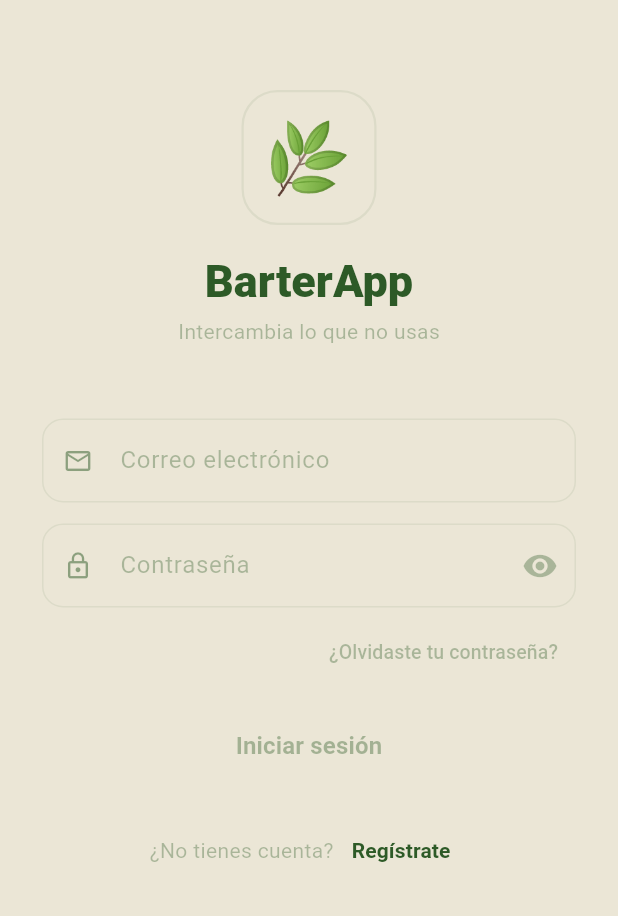
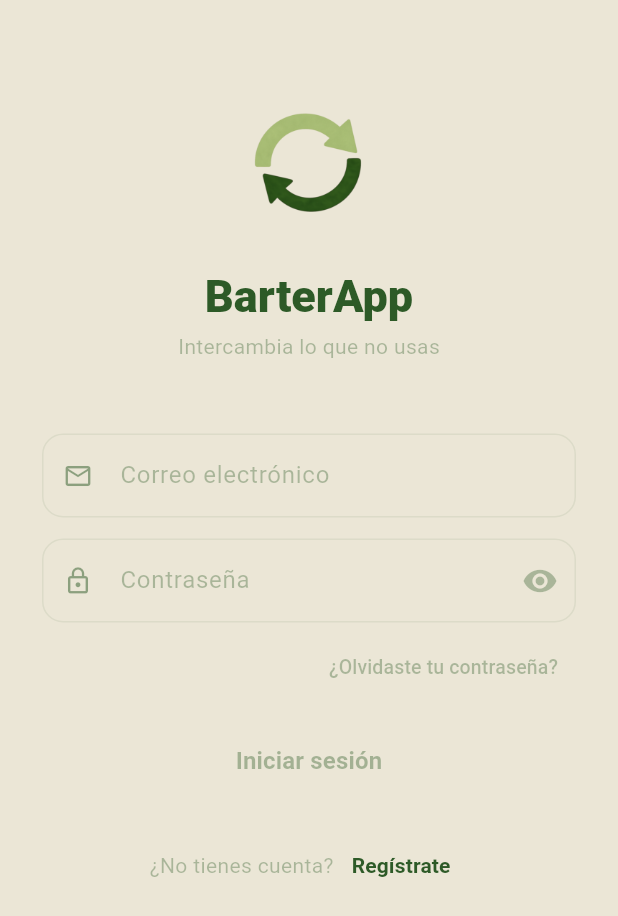
Before and after one commit to CristianDev90/BarterApp, a Flutter app: the screen it shows after launch, on a phone screen of 412 x 824 dp. Shown: the top 916 px of the screen. Run offline on Flutter 3.47's test engine with Material 3 defaults, Android fonts, the phone set to English and light mode, and no system bars; our stand-ins replace cloud_firestore, firebase_auth, firebase_core, firebase_messaging, flutter_image_compress, flutter_local_notifications and 2 more; missing offline and left inert: cloudinary_public; accounts and stored records are empty; Roboto replaces fonts that are missing (Nunito).

Commit message:
modificaciones visuales, eliminando ramas y cosas asi

```diff
--- a/lib/screens/feed_screen.dart
+++ b/lib/screens/feed_screen.dart
@@ -544,10 +544,7 @@ title: RichText(
                           setState(() => _busqueda = '');
                         },
                       )
-                    : const Padding(
-                        padding: EdgeInsets.only(right: 14),
-                        child: Text('🌱', style: TextStyle(fontSize: 18)),
-                      ),
+: null,
                 filled: true,
                 fillColor: _fondo,
                 border: OutlineInputBorder(
--- a/lib/screens/login_screen.dart
+++ b/lib/screens/login_screen.dart
@@ -141,19 +141,11 @@ class _LoginScreenState extends State<LoginScreen> {
             children: [
               const SizedBox(height: 60),
 
-              // Logo
-              Container(
-                width: 90,
-                height: 90,
-                decoration: BoxDecoration(
-                  color: const Color(0xFFEBE6D6),
-                  borderRadius: BorderRadius.circular(24),
-                  border: Border.all(color: const Color(0xFF2D5A27).withValues(alpha: 0.08), width: 1.5),
-                ),
-                child: const Center(
-                  child: Text('🌿', style: TextStyle(fontSize: 46)),
-                ),
-              ),
+Image.asset(
+  'assets/images/logo_foreground.png',
+  width: 100,
+  height: 100,
+),
               const SizedBox(height: 20),
 
               RichText(
```
